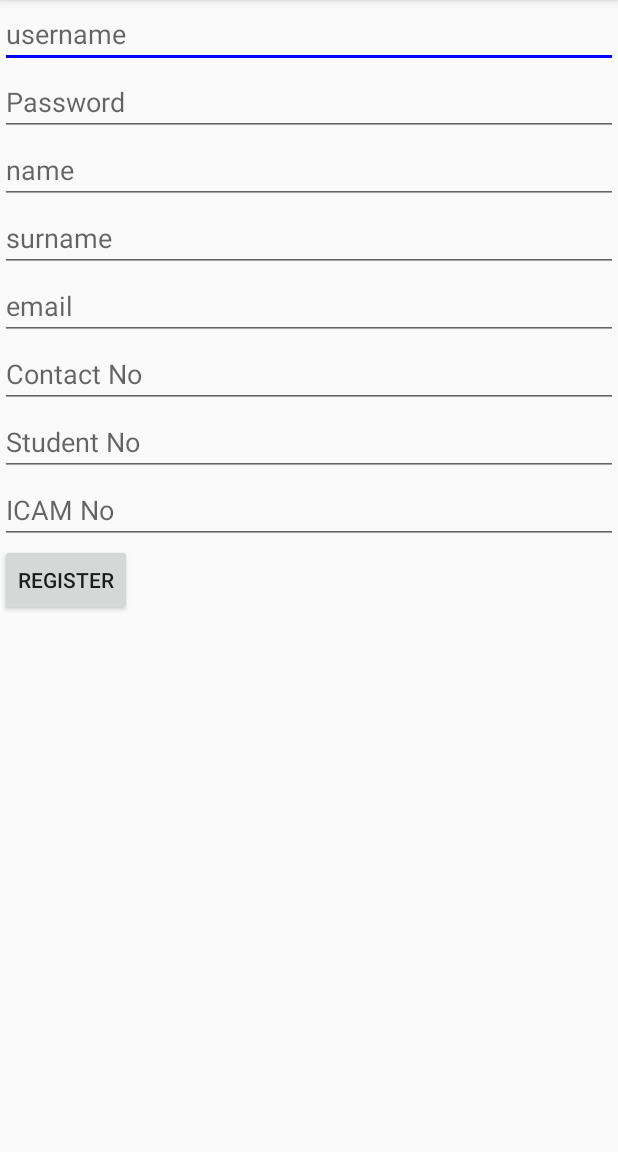
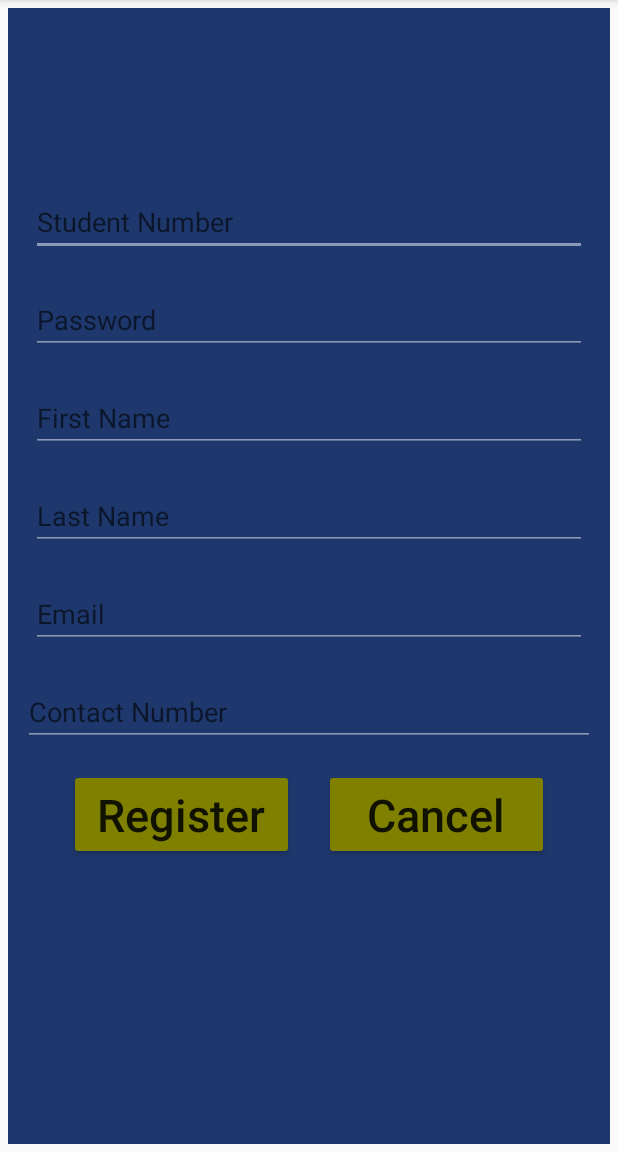
Before and after one commit to ArcaneWalt73/Kudu-Card-Credit-Tracker, an Android app: the register screen opened directly, with no data from a screen before it, on a phone screen of 412 x 824 dp, the part 84-1236 px from its top. Run offline under Robolectric (Android 15) with nearby library versions, the phone set to English and light mode, and no system bars.

Commit message:
register UI updated

```diff
--- a/Kudu Credit Tracker/KuduCreditTracker/app/src/main/res/layout/activity_main.xml
+++ b/Kudu Credit Tracker/KuduCreditTracker/app/src/main/res/layout/activity_main.xml
@@ -18,8 +18,8 @@
         android:id="@+id/imageView"
         android:layout_width="match_parent"
         android:layout_height="wrap_content"
-        android:layout_marginBottom="20dp"
-        android:layout_marginTop="20dp"
+        android:layout_marginBottom="20sp"
+        android:layout_marginTop="20sp"
         android:src="@drawable/wits_logo"
         android:contentDescription="@string/wits_logo" />
 
@@ -28,7 +28,7 @@
         android:layout_width="match_parent"
         android:layout_height="wrap_content"
         android:hint="@string/student_no"
-        android:layout_marginBottom="10dp"
+        android:layout_marginBottom="10sp"
         android:layout_marginTop="5sp"
         android:layout_marginLeft="5sp"
         android:layout_marginRight="5sp"
@@ -98,6 +98,7 @@
         android:id="@+id/student_no"
         android:layout_width="match_parent"
         android:layout_height="wrap_content"
+        android:backgroundTint="@color/white"
         android:inputType="text"
         android:layout_marginBottom="10sp"
         android:layout_marginLeft="5sp"
@@ -109,6 +110,7 @@
         android:id="@+id/password"
         android:layout_width="match_parent"
         android:layout_height="wrap_content"
+        android:backgroundTint="@color/white"
         android:hint="@string/password"
         android:layout_marginBottom="10sp"
         android:layout_marginLeft="5sp"
@@ -143,13 +145,13 @@
     <LinearLayout
         android:orientation="horizontal"
         android:layout_width="wrap_content"
-        android:layout_margin="5dp"
+        android:layout_margin="5sp"
         android:layout_gravity="center"
         android:layout_height="wrap_content">
             <TextView
                 android:layout_width="wrap_content"
                 android:layout_height="wrap_content"
-                android:layout_margin="10dp"
+                android:layout_margin="10sp"
                 android:text="Forgot password?"
                 android:textSize="30sp"
                 android:textStyle="bold" />
--- a/Kudu Credit Tracker/KuduCreditTracker/app/src/main/res/layout/activity_register.xml
+++ b/Kudu Credit Tracker/KuduCreditTracker/app/src/main/res/layout/activity_register.xml
@@ -6,60 +6,105 @@
     android:layout_height="match_parent"
     android:layout_gravity="center"
     android:orientation="vertical"
+    android:background="@color/colorPrimary"
+    android:layout_margin="5sp"
     tools:context=".register">
 
     <EditText
-        android:id="@+id/r_username"
+        android:id="@+id/r_student_no"
         android:layout_width="match_parent"
         android:layout_height="wrap_content"
-        android:hint="username"/>
+        android:layout_marginTop="120sp"
+        android:layout_marginBottom="10sp"
+        android:layout_marginLeft="15sp"
+        android:layout_marginRight="15sp"
+        android:inputType="text"
+        android:backgroundTint="@color/white"
+        android:hint="Student Number"/>
 
     <EditText
         android:id="@+id/r_password"
         android:layout_width="match_parent"
         android:layout_height="wrap_content"
+        android:layout_marginTop="10sp"
+        android:layout_marginBottom="10sp"
+        android:layout_marginLeft="15sp"
+        android:layout_marginRight="15sp"
+        android:inputType="textPassword"
+        android:backgroundTint="@color/white"
         android:hint="@string/password"/>
 
     <EditText
         android:id="@+id/r_name"
         android:layout_width="match_parent"
         android:layout_height="wrap_content"
-        android:hint="name"/>
+        android:layout_marginTop="10sp"
+        android:layout_marginBottom="10sp"
+        android:layout_marginLeft="15sp"
+        android:layout_marginRight="15sp"
+        android:inputType="textAutoComplete"
+        android:backgroundTint="@color/white"
+        android:hint="First Name"/>
 
     <EditText
         android:id="@+id/r_surname"
         android:layout_width="match_parent"
         android:layout_height="wrap_content"
-        android:hint="surname"/>
+        android:layout_marginTop="10sp"
+        android:layout_marginBottom="10sp"
+        android:layout_marginLeft="15sp"
+        android:layout_marginRight="15sp"
+        android:inputType="textAutoComplete"
+        android:backgroundTint="@color/white"
+        android:hint="Last Name"/>
 
     <EditText
         android:id="@+id/email"
         android:layout_width="match_parent"
         android:layout_height="wrap_content"
-        android:hint="email"/>
+        android:layout_marginTop="10sp"
+        android:layout_marginBottom="10sp"
+        android:layout_marginLeft="15sp"
+        android:layout_marginRight="15sp"
+        android:inputType="textEmailAddress"
+        android:backgroundTint="@color/white"
+        android:hint="Email"/>
 
     <EditText
         android:id="@+id/contact_no"
         android:layout_width="match_parent"
         android:layout_height="wrap_content"
-        android:hint="Contact No"/>
+        android:layout_marginTop="10sp"
+        android:layout_marginBottom="10sp"
+        android:layout_marginLeft="10sp"
+        android:layout_marginRight="10sp"
+        android:inputType="number"
+        android:backgroundTint="@color/white"
+        android:hint="Contact Number"/>
 
-    <EditText
-        android:id="@+id/r_student_no"
-        android:layout_width="match_parent"
-        android:layout_height="wrap_content"
-        android:hint="Student No"/>
-
-    <EditText
-        android:id="@+id/icam"
-        android:layout_width="match_parent"
-        android:layout_height="wrap_content"
-        android:hint="ICAM No"/>
-
-    <Button
+    <LinearLayout
         android:layout_width="wrap_content"
         android:layout_height="wrap_content"
-        android:text="Register"
-        android:onClick="register"/>
+        android:layout_margin="5sp"
+        android:layout_gravity="center"
+        android:orientation="horizontal">
+        <Button
+            android:layout_width="150sp"
+            android:layout_height="wrap_content"
+            android:layout_marginRight="10sp"
+            android:text="Register"
+            android:textSize="30sp"
+            android:textAllCaps="false"
+            android:backgroundTint="@color/olive"
+            android:onClick="register"/>
 
+        <Button
+            android:layout_width="150sp"
+            android:layout_height="wrap_content"
+            android:layout_marginLeft="10sp"
+            android:textAllCaps="false"
+            android:textSize="30sp"
+            android:backgroundTint="@color/olive"
+            android:text="Cancel" />
+    </LinearLayout>
 </LinearLayout>
--- a/Kudu Credit Tracker/KuduCreditTracker/app/src/main/res/values/colors.xml
+++ b/Kudu Credit Tracker/KuduCreditTracker/app/src/main/res/values/colors.xml
@@ -1,7 +1,7 @@
 <?xml version="1.0" encoding="utf-8"?>
 <resources>
     <color name="colorPrimary">#1e376c</color>
-    <color name="white">#FFFFFF</color>
+    <color name="white">#7DFFFFFF</color>
     <color name="yellow">#FFFF00</color>
     <color name="fuchsia">#FF00FF</color>
     <color name="red">#FF0000</color>
```
